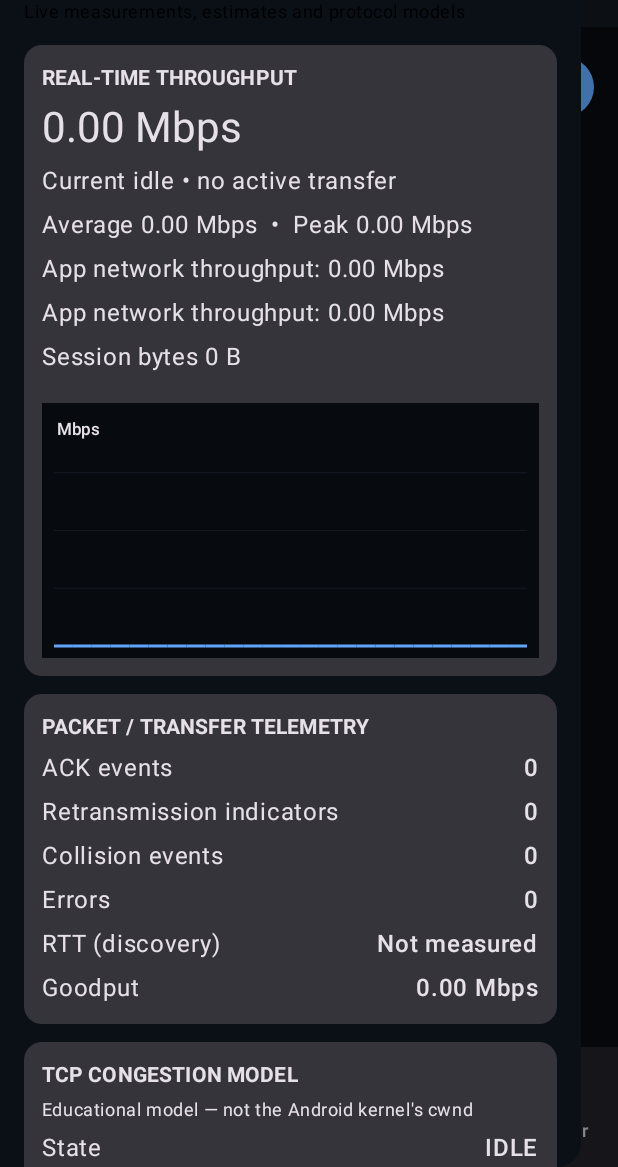
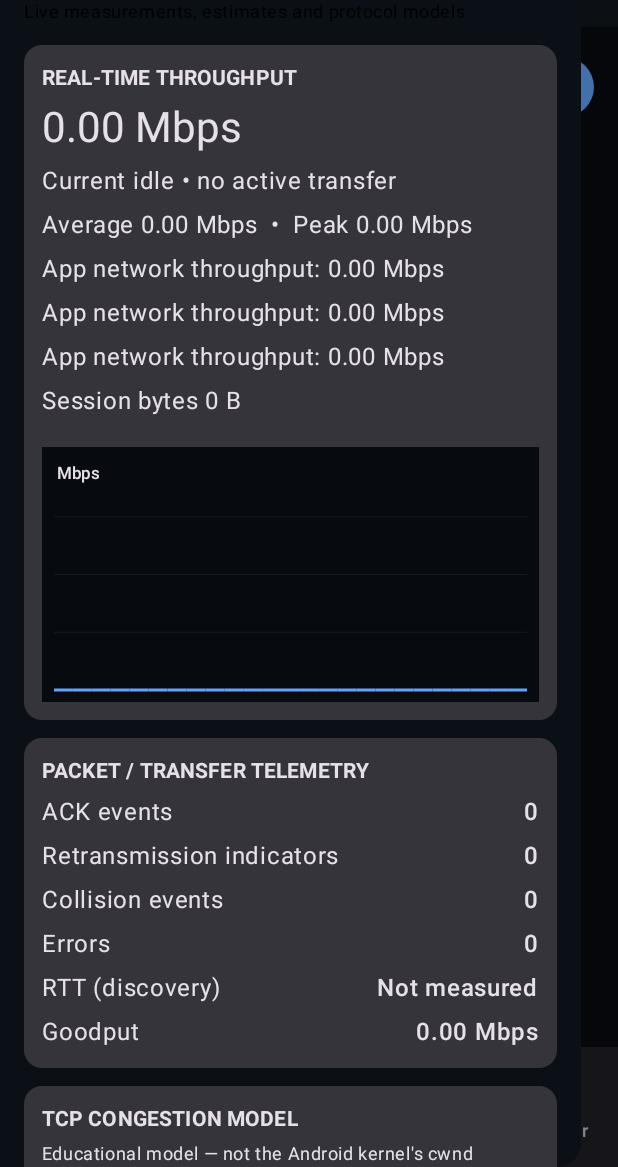
Before and after one commit to rumiamit1320/NetFTPLab, an Android app built with Jetpack Compose: the screen it shows after launch (MainActivity), after a tap on "Advanced network monitor", on a phone screen of 412 x 824 dp, the part 69-1236 px from its top. Run offline under Robolectric (Android 15) with nearby library versions, the phone set to English and light mode, and no system bars.

Commit message:
Apply automated NetFTPLab patches

```diff
--- a/app/src/main/java/com/netftplab/AdvancedNetworkMonitor.kt
+++ b/app/src/main/java/com/netftplab/AdvancedNetworkMonitor.kt
@@ -83,6 +83,7 @@ fun AdvancedNetworkDrawer(
                 Text("${formatMbps(currentMbps)} Mbps", style = MaterialTheme.typography.headlineMedium)
                 Text("Current ${transfer.direction.ifBlank { "idle" }} • ${transfer.name.ifBlank { "no active transfer" }}")
                 Text("Average ${formatMbps(avgMbps)} Mbps  •  Peak ${formatMbps(peakMbps)} Mbps")
+                Text("App network throughput: ${formatMbps(currentMbps)} Mbps")
                 Text("App network throughput: ${formatMbps(currentMbps)} Mbps")
                 Text("App network throughput: ${formatMbps(currentMbps)} Mbps")
                 Text("Session bytes ${formatBytes(session.bytes)}")
--- a/app/src/main/java/com/netftplab/MainActivity.kt
+++ b/app/src/main/java/com/netftplab/MainActivity.kt
@@ -585,6 +585,7 @@ class MainActivity : ComponentActivity() {
         ).orEmpty()
         serverFiles.addAll(files)
     }
+
 
 
 
```
